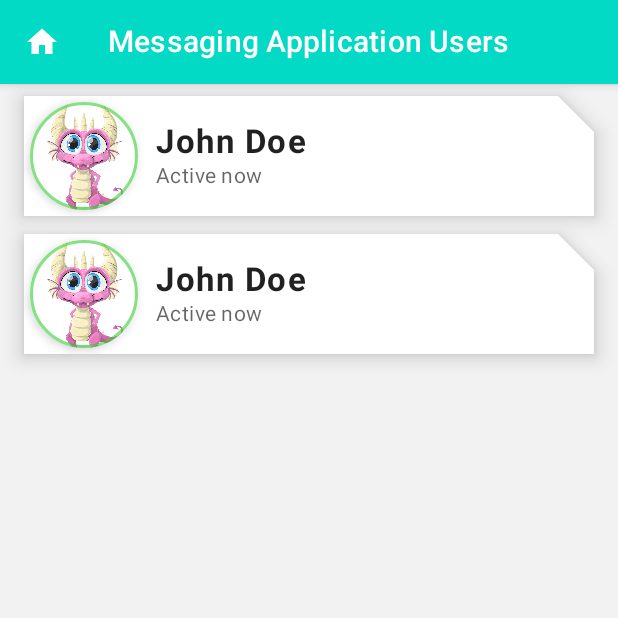
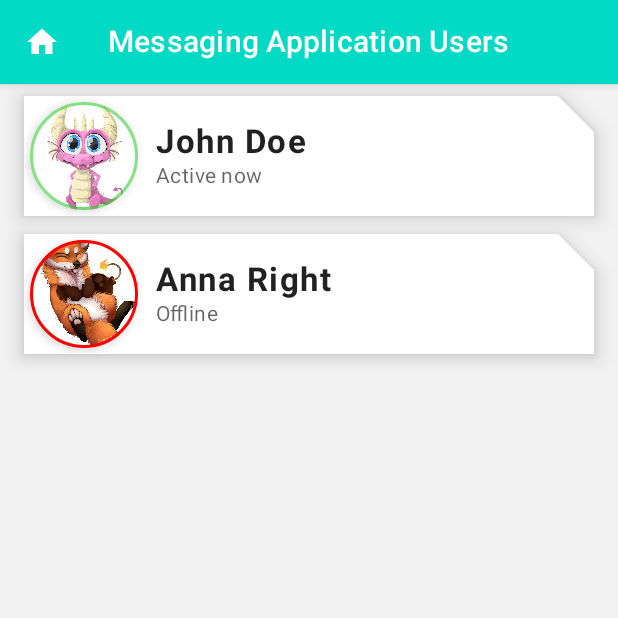
Before and after one commit to t0in4/ProfileCard1, an Android app built with Jetpack Compose: the screen it shows after launch (MainActivity), on a phone screen of 412 x 824 dp, the top half of it. Run offline under Robolectric (Android 15) with nearby library versions, the phone set to English and light mode, and no system bars.

Commit message:
1. add UserProfile class 2. add userProfileList

```diff
--- a/app/src/main/java/com/eyehail/profilecardlayout/MainActivity.kt
+++ b/app/src/main/java/com/eyehail/profilecardlayout/MainActivity.kt
@@ -47,8 +47,8 @@ fun MainScreen() {
         {
             //adding Column to add more ProfileCard
             Column() {
-                ProfileCard()
-                ProfileCard()
+                ProfileCard(userProfileList[0])
+                ProfileCard(userProfileList[1])
             }
 
         }
@@ -68,7 +68,7 @@ fun AppBar() {
 //adding Scaffold - end
 
 @Composable
-fun ProfileCard() {
+fun ProfileCard(userProfile: UserProfile) {
     Card(modifier = Modifier
             //changing padding
         .padding(top = 8.dp, bottom = 4.dp, start = 16.dp, end = 16.dp)
@@ -82,8 +82,8 @@ fun ProfileCard() {
             .fillMaxWidth(),
             verticalAlignment = Alignment.CenterVertically,
         horizontalArrangement = Arrangement.Start) {
-            ProfilePicture()
-            ProfileContent()
+            ProfilePicture(userProfile.drawableId, userProfile.status)
+            ProfileContent(userProfile.name, userProfile.status)
 
         }
 
@@ -91,12 +91,16 @@ fun ProfileCard() {
 }
 
 @Composable
-fun ProfilePicture() {
+fun ProfilePicture(drawableId: Int, onlineStatus: Boolean) {
     Card(shape = CircleShape,
     border = BorderStroke(width = 2.dp,
         //color = Color.Green
     //apply newly added color from MaterialTheme.colors palette
-    color = MaterialTheme.colors.lightGreen
+    color =
+        if (onlineStatus) {
+            MaterialTheme.colors.lightGreen
+        } else Color.Red
+
     ),
         modifier = Modifier.padding(4.dp),
         elevation = 4.dp,
@@ -104,7 +108,8 @@ fun ProfilePicture() {
     backgroundColor = Color.White
     ) {
         Image(
-            painter = painterResource(id = R.drawable.dragon),
+            //replaced R.drawable.id by drawableId
+            painter = painterResource(id = drawableId),
             contentDescription = "Content Description",
             modifier = Modifier.size(72.dp),
             contentScale = ContentScale.Crop
@@ -114,14 +119,14 @@ fun ProfilePicture() {
 }
 
 @Composable
-fun ProfileContent() {
+fun ProfileContent(userName: String, onlineStatus: Boolean) {
     Column(modifier = Modifier
         .padding(8.dp)
         .fillMaxWidth()) {
-        Text("John Doe", style = MaterialTheme.typography.h5)
+        Text(userName, style = MaterialTheme.typography.h5)
         // making text a little transparent
         CompositionLocalProvider(LocalContentAlpha provides ContentAlpha.medium) {
-            Text("Active now", style = MaterialTheme.typography.body2)
+            Text(if (onlineStatus)"Active now" else "Offline", style = MaterialTheme.typography.body2)
         }
 
     }
--- /dev/null
+++ b/app/src/main/java/com/eyehail/profilecardlayout/UserProfile.kt
@@ -0,0 +1,11 @@
+package com.eyehail.profilecardlayout
+
+data class UserProfile(val name: String, val status: Boolean, val drawableId: Int)
+
+
+val userProfileList = arrayListOf<UserProfile>(
+
+    UserProfile(name = "John Doe", status = true, R.drawable.dragon),
+
+    UserProfile(name = "Anna Right", status = false, R.drawable.fox),
+)
```
Also changed, not shown: app/src/main/res/drawable/fox.png (added).
